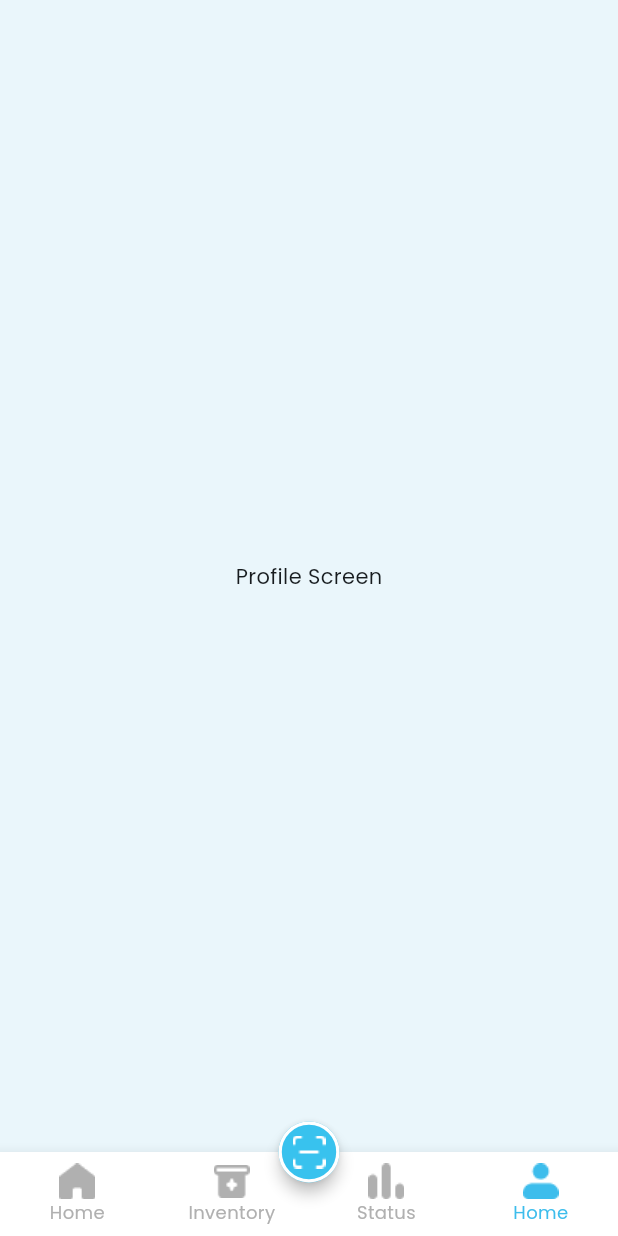
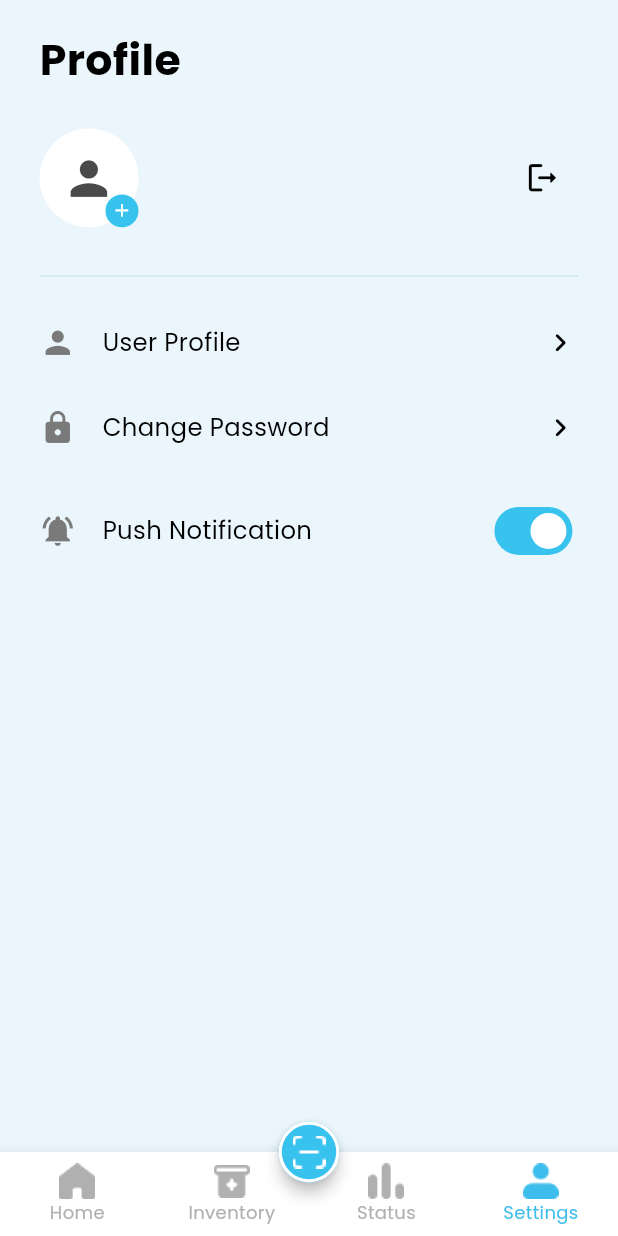
Before and after one commit to shizuiixui/Nudge-RX, a Flutter app: the HomePage screen opened by its route, item 4 of the bottom bar chosen, on a phone screen of 412 x 824 dp. Run offline on Flutter 3.47's test engine with Material 3 defaults, Android fonts, the phone set to English and light mode, and no system bars; our stand-ins replace flutter_riverpod, flutter_screenutil, shared_preferences, supabase_flutter; accounts and stored records are empty.

Commit message:
feat: implement profile page with avatar options and logout dialog

```diff
--- a/lib/core/widgets/bottom_nav_bar.dart
+++ b/lib/core/widgets/bottom_nav_bar.dart
@@ -87,7 +87,7 @@ class BottomNavBar extends StatelessWidget {
             width: 24,
             height: 24,
           ),
-          label: 'Home',
+          label: 'Settings',
         ),
       ],
     );
--- a/lib/features/homepage/presentation/homepage.dart
+++ b/lib/features/homepage/presentation/homepage.dart
@@ -6,6 +6,7 @@ import 'package:supabase_flutter/supabase_flutter.dart';
 // Screens & Layout
 import '../../inventory/presentation/inventory.dart';
 import '../../status/presentation/status.dart';
+import '../../profile/presentation/profile.dart';
 import '/core/widgets/bottom_nav_bar.dart';
 import '/core/widgets/custom_fab.dart';
 
@@ -134,7 +135,7 @@ class _HomePageState extends ConsumerState<HomePage>
           ), // Index 0
           const InventoryPage(), // Index 1
           const StatusPage(), // Index 2
-          const Center(child: Text('Profile Screen')), // Index 3
+          const ProfilePage(), // Index 3
         ],
       ),
 
--- a/lib/features/profile/presentation/profile.dart
+++ b/lib/features/profile/presentation/profile.dart
@@ -0,0 +1,117 @@
+import 'package:flutter/material.dart';
+import 'package:flutter_riverpod/flutter_riverpod.dart';
+import 'package:flutter_screenutil/flutter_screenutil.dart';
+import 'package:supabase_flutter/supabase_flutter.dart';
+import '../../auth/providers/auth_provider.dart';
+import 'widgets/avatar_options_sheet.dart';
+import 'widgets/logout_dialog.dart';
+import 'widgets/notification_tile.dart';
+import 'widgets/profile_card.dart';
+import 'widgets/settings_tile.dart';
+
+class ProfilePage extends ConsumerStatefulWidget {
+  const ProfilePage({super.key});
+
+  @override
+  ConsumerState<ProfilePage> createState() => _ProfilePageState();
+}
+
+class _ProfilePageState extends ConsumerState<ProfilePage> {
+  bool _pushNotificationsEnabled = true;
+
+  void _showLogoutConfirmation(BuildContext context) {
+    showDialog(
+      context: context,
+      builder: (context) => LogoutDialog(
+        onConfirm: () async {
+          await ref.read(authProvider.notifier).signOut();
+          if (mounted) {
+            Navigator.of(context).pushNamedAndRemoveUntil('/login', (route) => false);
+          }
+        },
+      ),
+    );
+  }
+
+  void _showAvatarOptions(BuildContext context) {
+    AvatarOptionsSheet.show(
+      context,
+      onViewPicture: () {
+        // TODO: View picture action
+      },
+      onSelectPicture: () {
+        // TODO: Select picture action
+      },
+    );
+  }
+
+  @override
+  Widget build(BuildContext context) {
+    final user = Supabase.instance.client.auth.currentUser;
+    final fullName = user?.userMetadata?['full_name'] as String? ?? 'User';
+    final email = user?.email ?? '';
+
+    return Scaffold(
+      backgroundColor: const Color(0xFFEAF6FB),
+      body: SafeArea(
+        child: Padding(
+          padding: EdgeInsets.symmetric(horizontal: 24.w),
+          child: Column(
+            crossAxisAlignment: CrossAxisAlignment.start,
+            children: [
+              SizedBox(height: 20.h),
+              Text(
+                'Profile',
+                style: TextStyle(
+                  fontFamily: 'Poppins',
+                  fontSize: 28.sp,
+                  fontWeight: FontWeight.bold,
+                  color: Colors.black,
+                ),
+              ),
+              SizedBox(height: 24.h),
+
+              // Profile Card Component
+              ProfileCard(
+                fullName: fullName,
+                email: email,
+                onLogout: () => _showLogoutConfirmation(context),
+                onAvatarTap: () => _showAvatarOptions(context),
+              ),
+
+              SizedBox(height: 24.h),
+              const Divider(color: Color(0xFFD0E6F0), thickness: 1),
+              SizedBox(height: 16.h),
+
+              // Settings Items
+              SettingsTile(
+                icon: Icons.person,
+                title: 'User Profile',
+                onTap: () {
+                  // Action placeholder
+                },
+              ),
+              SizedBox(height: 16.h),
+              SettingsTile(
+                icon: Icons.lock,
+                title: 'Change Password',
+                onTap: () {
+                  // Action placeholder
+                },
+              ),
+              SizedBox(height: 16.h),
+              NotificationTile(
+                value: _pushNotificationsEnabled,
+                onChanged: (val) {
+                  setState(() {
+                    _pushNotificationsEnabled = val;
+                  });
+                },
+              ),
+            ],
+          ),
+        ),
+      ),
+    );
+  }
+}
--- /dev/null
+++ b/lib/features/profile/presentation/widgets/notification_tile.dart
@@ -0,0 +1,45 @@
+import 'package:flutter/material.dart';
+import 'package:flutter_screenutil/flutter_screenutil.dart';
+
+class NotificationTile extends StatelessWidget {
+  final bool value;
+  final ValueChanged<bool> onChanged;
+
+  const NotificationTile({
+    super.key,
+    required this.value,
+    required this.onChanged,
+  });
+
+  @override
+  Widget build(BuildContext context) {
+    return Padding(
+      padding: EdgeInsets.symmetric(vertical: 8.h),
+      child: Row(
+        children: [
+          Icon(Icons.notifications_active, size: 24.sp, color: const Color(0xFF7A7A7A)),
+          SizedBox(width: 16.w),
+          Expanded(
+            child: Text(
+              'Push Notification',
+              style: TextStyle(
+                fontFamily: 'Poppins',
+                fontSize: 16.sp,
+                fontWeight: FontWeight.w500,
+                color: Colors.black,
+              ),
+            ),
+          ),
+          Switch(
+            value: value,
+            activeColor: Colors.white,
+            activeTrackColor: const Color(0xFF38C2EE),
+            inactiveThumbColor: Colors.white,
+            inactiveTrackColor: Colors.grey.shade300,
+            onChanged: onChanged,
+          ),
+        ],
+      ),
+    );
+  }
+}
--- /dev/null
+++ b/lib/features/profile/presentation/widgets/profile_card.dart
@@ -0,0 +1,101 @@
+import 'package:flutter/material.dart';
+import 'package:flutter_screenutil/flutter_screenutil.dart';
+
+class ProfileCard extends StatelessWidget {
+  final String fullName;
+  final String email;
+  final VoidCallback onLogout;
+  final VoidCallback onAvatarTap;
+
+  const ProfileCard({
+    super.key,
+    required this.fullName,
+    required this.email,
+    required this.onLogout,
+    required this.onAvatarTap,
+  });
+
+  @override
+  Widget build(BuildContext context) {
+    return Row(
+      children: [
+        // Avatar with Plus
+        GestureDetector(
+          onTap: onAvatarTap,
+          child: Stack(
+            children: [
+              Container(
+                width: 60.w,
+                height: 60.w,
+                decoration: const BoxDecoration(
+                  color: Color(0xFFFFFFFF),
+                  shape: BoxShape.circle,
+                ),
+                child: Icon(
+                  Icons.person,
+                  size: 36.sp,
+                  color: const Color(0xFF4A4A4A),
+                ),
+              ),
+              Positioned(
+                right: 0,
+                bottom: 0,
+                child: Container(
+                  width: 20.w,
+                  height: 20.w,
+                  decoration: const BoxDecoration(
+                    color: Color(0xFF38C2EE),
+                    shape: BoxShape.circle,
+                  ),
+                  child: Icon(
+                    Icons.add,
+                    size: 14.sp,
+                    color: Colors.white,
+                  ),
+                ),
+              ),
+            ],
+          ),
+        ),
+        SizedBox(width: 16.w),
+
+        // Name and Email
+        Expanded(
+          child: Column(
+            crossAxisAlignment: CrossAxisAlignment.start,
+            children: [
+              Text(
+                fullName,
+                style: TextStyle(
+                  fontFamily: 'Poppins',
+                  fontSize: 18.sp,
+                  fontWeight: FontWeight.w600,
+                  color: Colors.black,
+                ),
+              ),
+              SizedBox(height: 4.h),
+              Text(
+                email,
+                style: TextStyle(
+                  fontFamily: 'Poppins',
+                  fontSize: 13.sp,
+                  color: const Color(0xFF9E9E9E),
+                ),
+              ),
+            ],
+          ),
+        ),
+
+        // Logout Button
+        IconButton(
+          icon: Icon(
+            Icons.logout_rounded,
+            color: Colors.black,
+            size: 24.sp,
+          ),
+          onPressed: onLogout,
+        ),
+      ],
+    );
+  }
+}
--- /dev/null
+++ b/lib/features/profile/presentation/widgets/settings_tile.dart
@@ -0,0 +1,44 @@
+import 'package:flutter/material.dart';
+import 'package:flutter_screenutil/flutter_screenutil.dart';
+
+class SettingsTile extends StatelessWidget {
+  final IconData icon;
+  final String title;
+  final VoidCallback onTap;
+
+  const SettingsTile({
+    super.key,
+    required this.icon,
+    required this.title,
+    required this.onTap,
+  });
+
+  @override
+  Widget build(BuildContext context) {
+    return InkWell(
+      onTap: onTap,
+      borderRadius: BorderRadius.circular(12.r),
+      child: Padding(
+        padding: EdgeInsets.symmetric(vertical: 8.h),
+        child: Row(
+          children: [
+            Icon(icon, size: 24.sp, color: const Color(0xFF7A7A7A)),
+            SizedBox(width: 16.w),
+            Expanded(
+              child: Text(
+                title,
+                style: TextStyle(
+                  fontFamily: 'Poppins',
+                  fontSize: 16.sp,
+                  fontWeight: FontWeight.w500,
+                  color: Colors.black,
+                ),
+              ),
+            ),
+            Icon(Icons.chevron_right_rounded, size: 24.sp, color: Colors.black),
+          ],
+        ),
+      ),
+    );
+  }
+}
```
Also changed, not shown: lib/features/auth/providers/auth_provider.dart (+10 -0 lines), lib/features/profile/presentation/widgets/avatar_options_sheet.dart (added, +134 -0 lines), lib/features/profile/presentation/widgets/logout_dialog.dart (added, +109 -0 lines), 1 other file.
